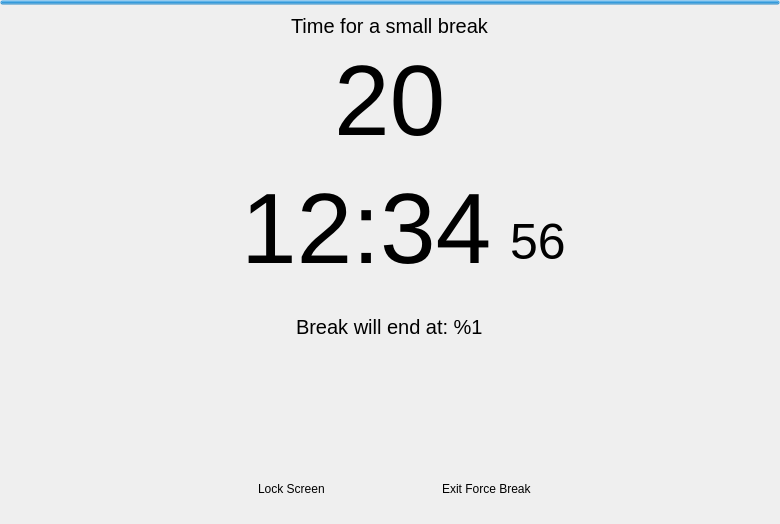
Old version of the form src/app/break-window.ui in the repository AllanChain/sane-break.
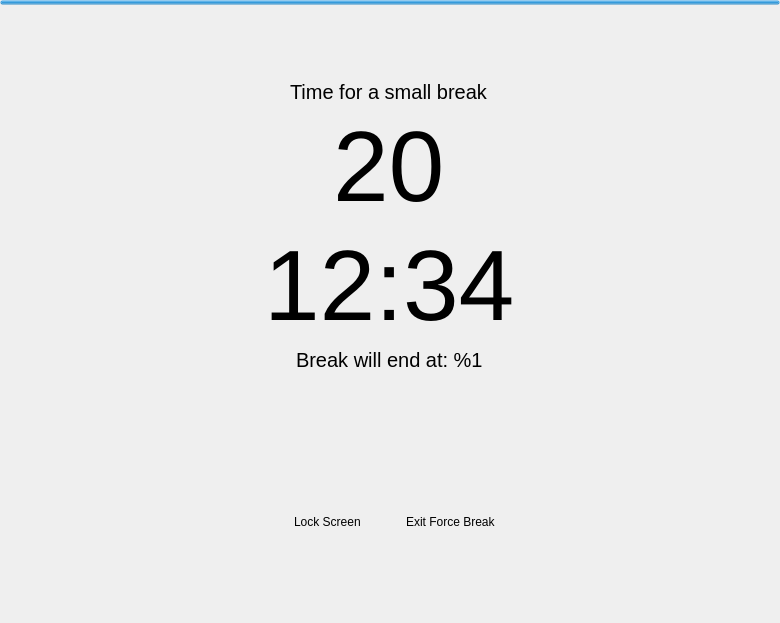
New version of the form. Icons and pictures are not drawn.

Commit message:
smaller clock size with countdown & remove seconds
The clock is too "noisy" and attracts unnecessary attention if it shows
seconds. Even though it might be useful when the countdown is hidden, in
reality, it does not. That's because the use case of hiding a countdown
and showing a clock is when the break is long. Therefore, the seconds
makes almost no difference in a ~10 min break. Thus, we'd better remove
it.

Besides, we should also consider the use case where the user want both
the countdown and the clock. In this case, we should make the font size
of the clock smaller.

Closes #87

Diff of the .ui file:
```diff
--- a/src/app/break-window.ui
+++ b/src/app/break-window.ui
@@ -7,7 +7,7 @@
     <x>0</x>
     <y>0</y>
     <width>780</width>
-    <height>519</height>
+    <height>623</height>
    </rect>
   </property>
   <property name="windowTitle">
@@ -91,27 +91,8 @@
         </property>
        </widget>
       </item>
-      <item>
-       <widget class="QWidget" name="clock" native="true">
-        <layout class="QHBoxLayout" name="horizontalLayout">
-         <property name="bottomMargin">
-          <number>24</number>
-         </property>
-         <item>
-          <spacer name="horizontalSpacer">
-           <property name="orientation">
-            <enum>Qt::Orientation::Horizontal</enum>
-           </property>
-           <property name="sizeHint" stdset="0">
-            <size>
-             <width>40</width>
-             <height>20</height>
-            </size>
-           </property>
-          </spacer>
-         </item>
-         <item alignment="Qt::AlignmentFlag::AlignRight">
-          <widget class="QLabel" name="hourMinuteLabel">
+      <item alignment="Qt::AlignmentFlag::AlignHCenter">
+       <widget class="QLabel" name="clock">
            <property name="styleSheet">
             <string notr="true">QLabel {
   background: transparent;
@@ -121,23 +102,6 @@
            <property name="text">
             <string notr="true">12:34</string>
            </property>
-          </widget>
-         </item>
-         <item alignment="Qt::AlignmentFlag::AlignLeft|Qt::AlignmentFlag::AlignBottom">
-          <widget class="QLabel" name="secondsLabel">
-           <property name="styleSheet">
-            <string notr="true">QLabel {
-  background: transparent;
-  font-size: 50px;
-  margin-bottom: 15px;
-}</string>
-           </property>
-           <property name="text">
-            <string notr="true">56</string>
-           </property>
-          </widget>
-         </item>
-        </layout>
        </widget>
       </item>
       <item alignment="Qt::AlignmentFlag::AlignHCenter">
```
Lines whose indentation alone changed are shown as unchanged. The commit also changes 11 other files.
